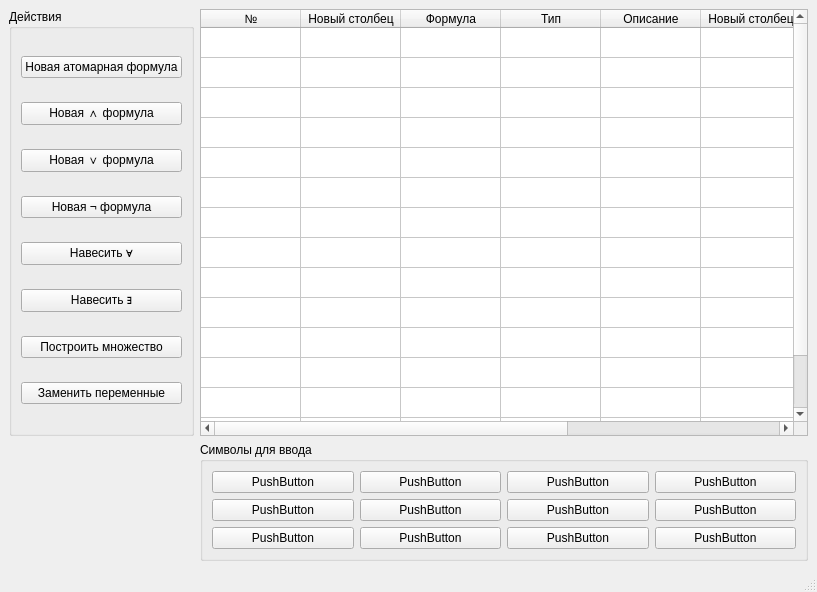
The window that mainwindow_redesign.ui (uiop123414/OPD_proj) describes before a commit, drawn with Qt 5.
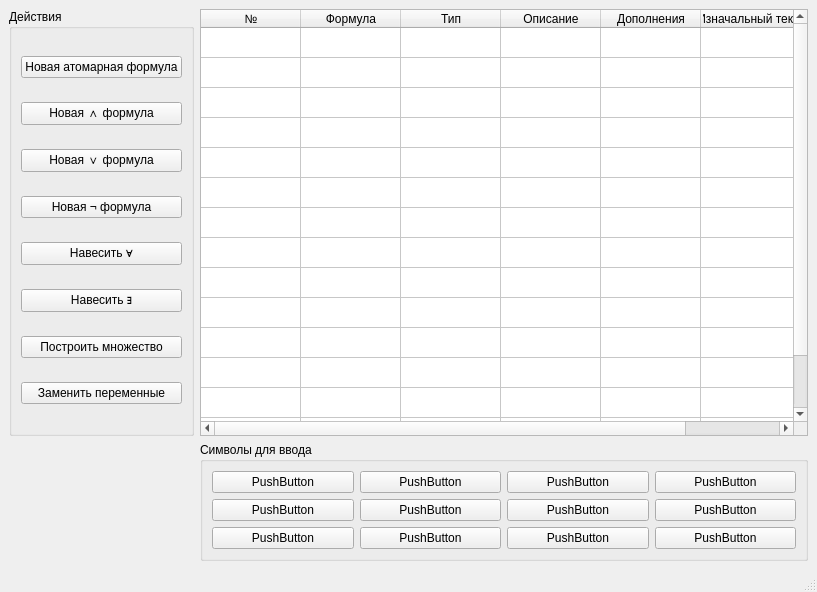
The same window after the commit.

What changed in the file:
```diff
--- a/mainwindow_redesign.ui
+++ b/mainwindow_redesign.ui
@@ -119,32 +119,32 @@
       </row>
       <row>
        <property name="text">
-        <string> </string>
+        <string/>
        </property>
       </row>
       <row>
        <property name="text">
-        <string> </string>
+        <string/>
        </property>
       </row>
       <row>
        <property name="text">
-        <string> </string>
+        <string/>
        </property>
       </row>
       <row>
        <property name="text">
-        <string> </string>
+        <string/>
        </property>
       </row>
       <row>
        <property name="text">
-        <string> </string>
+        <string/>
        </property>
       </row>
       <row>
        <property name="text">
-        <string> </string>
+        <string/>
        </property>
       </row>
       <row/>
@@ -160,11 +160,6 @@
         <string>№</string>
        </property>
       </column>
-      <column>
-       <property name="text">
-        <string>Новый столбец</string>
-       </property>
-      </column>
       <column>
        <property name="text">
         <string>Формула</string>
@@ -180,11 +175,6 @@
         <string>Описание</string>
        </property>
       </column>
-      <column>
-       <property name="text">
-        <string>Новый столбец</string>
-       </property>
-      </column>
       <column>
        <property name="text">
         <string>Дополнения</string>
```
Left out of the diff: 2 changed lines with no effect on the pictures.
